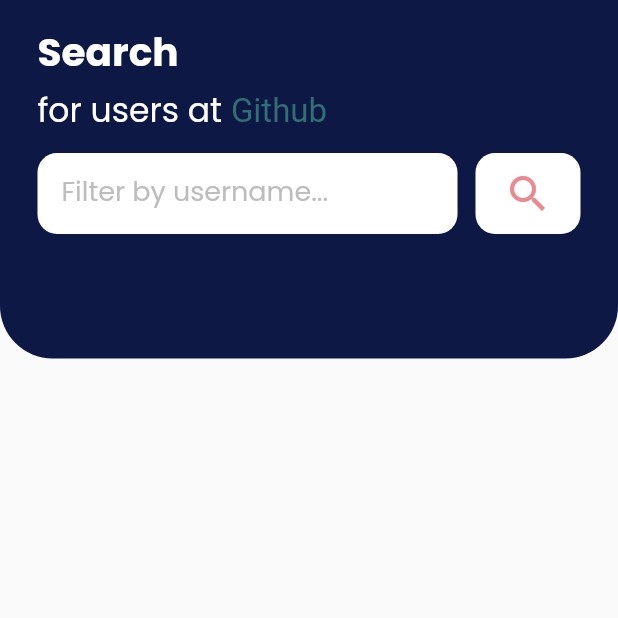
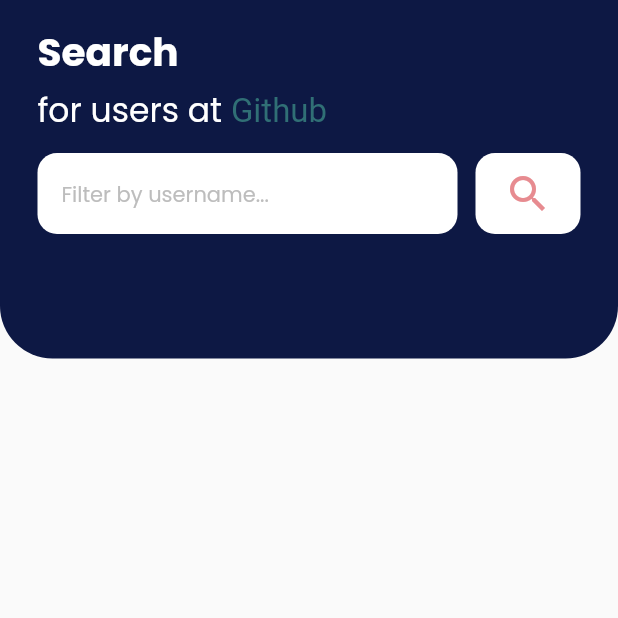
Before and after one commit to luiscovelo/flutter-playground, a Flutter app: the screen it shows after launch, on a phone screen of 412 x 824 dp, the top half of it. Run offline on Flutter 3.47's test engine with Material 2 defaults, Android fonts, the phone set to English and light mode, and no system bars; our stand-ins replace bloc, dartz, dio, equatable, flutter_modular, flutter_triple and 5 more; missing offline and left inert: uno.

Commit message:
break in widgets and add localization Portuguese and English

```diff
--- a/github_search/lib/app_module.dart
+++ b/github_search/lib/app_module.dart
@@ -1,5 +1,6 @@
 import 'package:dio/dio.dart';
 import 'package:flutter_modular/flutter_modular.dart';
+import 'package:github_search/localization/localization_controller.dart';
 import 'package:github_search/modules/search/domain/usecases/search_by_text_implementation.dart';
 import 'package:github_search/modules/search/external/datasources/github_datasource.dart';
 import 'package:github_search/modules/search/infra/repositories/search_repository_implementation.dart';
@@ -14,6 +15,7 @@
         Bind((i) => SearchRepositoryImplementation(i())),
         Bind((i) => SearchByTextImplementation(i())),
         Bind((i) => SearchBloc(i())),
+        Bind((i) => LocalizationController())
       ];
 
   @override
--- a/github_search/lib/app_widget.dart
+++ b/github_search/lib/app_widget.dart
@@ -1,13 +1,45 @@
 import 'package:flutter/material.dart';
+import 'package:flutter_localizations/flutter_localizations.dart';
 import 'package:flutter_modular/flutter_modular.dart';
+import 'package:github_search/localization/localization_controller.dart';
+import 'package:localization/localization.dart';
 
-class AppWidget extends StatelessWidget {
+class AppWidget extends StatefulWidget {
   const AppWidget({Key? key}) : super(key: key);
 
-  // This widget is the root of your application.
+  @override
+  State<AppWidget> createState() => _AppWidgetState();
+}
+
+class _AppWidgetState extends State<AppWidget> {
   @override
   Widget build(BuildContext context) {
+    LocalJsonLocalization.delegate.directory = 'lib/i18n';
+    final localizationController = Modular.get<LocalizationController>();
+
     return MaterialApp(
+      localeResolutionCallback: (locale, supportedLocales) {
+        if (supportedLocales.contains(locale)) {
+          return locale;
+        }
+
+        // define pt_BR as default when de language code is 'pt'
+        if (locale?.languageCode == 'en') {
+          return const Locale('en', 'US');
+        }
+
+        // default language
+        return const Locale('pt', 'BR');
+      },
+      supportedLocales: localizationController.supportedLocales,
+      localizationsDelegates: [
+        // delegate from flutter_localization
+        GlobalMaterialLocalizations.delegate,
+        GlobalWidgetsLocalizations.delegate,
+        GlobalCupertinoLocalizations.delegate,
+        // delegate from localization package.
+        LocalJsonLocalization.delegate,
+      ],
       debugShowCheckedModeBanner: false,
       title: 'Flutter Demo',
       theme: ThemeData(
--- /dev/null
+++ b/github_search/lib/localization/localization_controller.dart
@@ -0,0 +1,17 @@
+import 'package:flutter/material.dart';
+
+class LocalizationController {
+  Iterable<Locale> supportedLocales = const [
+    Locale('en', 'US'),
+    Locale('pt', 'BR'),
+  ];
+
+  final languageDefault = ValueNotifier<String>("pt");
+
+  Locale get locale {
+    if (languageDefault.value == "en") {
+      return const Locale('en', 'US');
+    }
+    return const Locale('pt', 'BR');
+  }
+}
--- a/github_search/lib/main.dart
+++ b/github_search/lib/main.dart
@@ -4,5 +4,6 @@
 import 'package:github_search/app_widget.dart';
 
 void main() {
+  WidgetsFlutterBinding.ensureInitialized();
   runApp(ModularApp(module: AppModule(), child: const AppWidget()));
 }
--- a/github_search/lib/modules/search/presenter/search/widgets/custom_app_bar_widget.dart
+++ b/github_search/lib/modules/search/presenter/search/widgets/custom_app_bar_widget.dart
@@ -1,8 +1,12 @@
 import 'package:flutter/material.dart';
+import 'package:flutter_modular/flutter_modular.dart';
+import 'package:github_search/localization/localization_controller.dart';
 import 'package:github_search/modules/search/presenter/search/search_bloc.dart';
 import 'package:github_search/modules/search/presenter/search/widgets/custom_button_widget.dart';
 import 'package:github_search/modules/search/presenter/search/widgets/custom_text_field_widget.dart';
 import 'package:google_fonts/google_fonts.dart';
+// ignore: implementation_imports
+import 'package:localization/src/localization_extension.dart';
 
 class CustomAppBarWidget extends StatelessWidget
     implements PreferredSizeWidget {
@@ -10,13 +14,16 @@
   final TextEditingController inputController;
   final Size size;
   final double heightStatusBar;
-  const CustomAppBarWidget({
+  CustomAppBarWidget({
     Key? key,
     required this.bloc,
     required this.inputController,
     required this.size,
     required this.heightStatusBar,
   }) : super(key: key);
+
+  final LocalizationController localizationController =
+      Modular.get<LocalizationController>();
 
   @override
   Widget build(BuildContext context) {
@@ -41,7 +48,7 @@
             crossAxisAlignment: CrossAxisAlignment.start,
             children: [
               Text(
-                'Search',
+                'appbar-title'.i18n(),
                 style: GoogleFonts.poppins(
                   color: Colors.white,
                   fontSize: 26,
@@ -53,16 +60,16 @@
               ),
               RichText(
                 text: TextSpan(
-                  text: "for users at ",
+                  text: 'appbar-subtitle'.i18n() + ' ',
                   style: GoogleFonts.poppins(
                     color: Colors.white,
                     fontSize: 22,
                     fontWeight: FontWeight.w400,
                   ),
-                  children: const [
+                  children: [
                     TextSpan(
-                      text: "Github",
-                      style: TextStyle(
+                      text: 'appbar-subtitle-repo'.i18n(),
+                      style: const TextStyle(
                         color: Color(0xFF306F75),
                       ),
                     ),
--- a/github_search/lib/modules/search/presenter/search/widgets/custom_listview_widget.dart
+++ b/github_search/lib/modules/search/presenter/search/widgets/custom_listview_widget.dart
@@ -1,7 +1,11 @@
 import 'package:flutter/material.dart';
+import 'package:flutter_modular/flutter_modular.dart';
+import 'package:github_search/localization/localization_controller.dart';
 import 'package:github_search/modules/search/presenter/search/search_bloc.dart';
 import 'package:github_search/modules/search/presenter/search/states/state.dart';
 import 'package:google_fonts/google_fonts.dart';
+// ignore: implementation_imports
+import 'package:localization/src/localization_extension.dart';
 
 class CustomListviewWidget extends StatelessWidget {
   final SearchBloc bloc;
@@ -19,7 +23,7 @@
               return Padding(
                 padding: const EdgeInsets.only(top: 26, bottom: 26, left: 26),
                 child: Text(
-                  'Search result',
+                  'search-result-text'.i18n(),
                   style: GoogleFonts.poppins(
                     color: const Color(0xFF0D1844),
                     fontSize: 26,
@@ -42,16 +46,16 @@
                   final state = bloc.state;
 
                   if (state is SearchStart || state is SearchEmptyTerm) {
-                    return const Center(
+                    return Center(
                       child: Text(
-                        'Try filtering a user, example: luiscovelo',
+                        'empty-text'.i18n(['luiscovelo']),
                       ),
                     );
                   }
 
                   if (state is SearchError) {
-                    return const Center(
-                      child: Text('Something went wrong...'),
+                    return Center(
+                      child: Text('error-text'.i18n()),
                     );
                   }
 
--- a/github_search/lib/modules/search/presenter/search/widgets/custom_text_field_widget.dart
+++ b/github_search/lib/modules/search/presenter/search/widgets/custom_text_field_widget.dart
@@ -1,5 +1,7 @@
 import 'package:flutter/material.dart';
 import 'package:google_fonts/google_fonts.dart';
+// ignore: implementation_imports
+import 'package:localization/src/localization_extension.dart';
 
 class CustomTextFieldWidget extends StatelessWidget {
   final TextEditingController controller;
@@ -29,9 +31,9 @@
           border: const OutlineInputBorder(
             borderSide: BorderSide.none,
           ),
-          hintText: "Filter by username...",
+          hintText: 'input-label-text'.i18n() + '...',
           hintStyle: GoogleFonts.poppins(
-            fontSize: 18,
+            fontSize: 14,
             color: Colors.grey[400],
           ),
         ),
```
Also changed, not shown: github_search/lib/i18n/en_US.json (added, +9 -0 lines), github_search/lib/i18n/pt_BR.json (added, +9 -0 lines), github_search/pubspec.yaml (+5 -3 lines), github_search/pubspec.lock.
